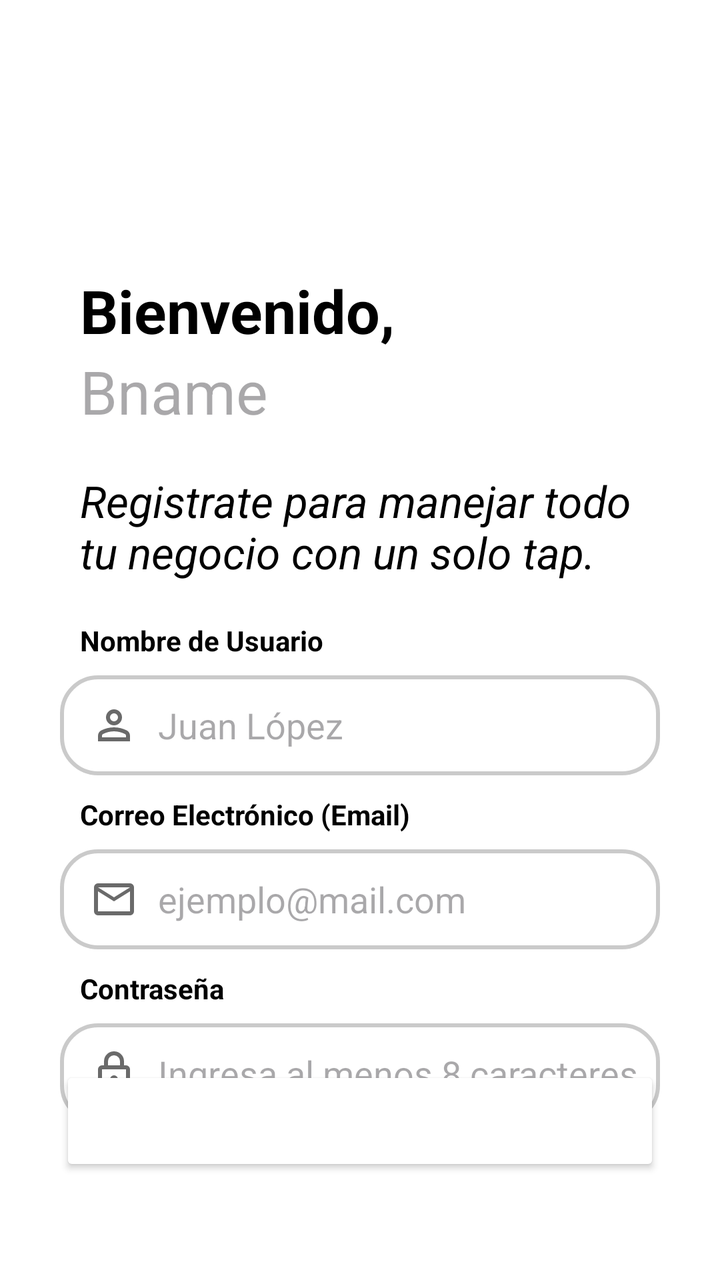
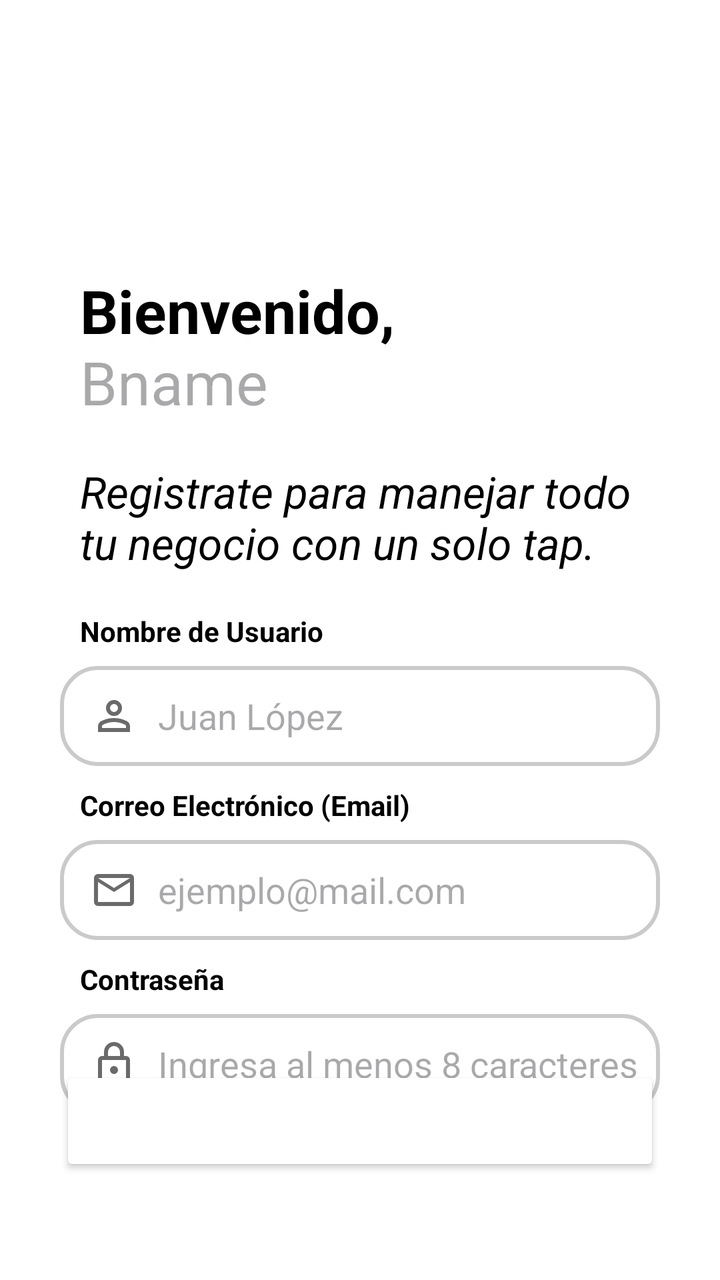

Screens rendered from an Android XML layout before and after an edit, with the pre-edit source and the edit as a unified diff.
<!-- AndroidManifest.xml: application theme Theme.Contalana_Prototipe -->
<!-- res/layout/activity_signin.xml -->
<?xml version="1.0" encoding="utf-8"?>
<androidx.constraintlayout.widget.ConstraintLayout xmlns:android="http://schemas.android.com/apk/res/android"
    xmlns:app="http://schemas.android.com/apk/res-auto"
    xmlns:tools="http://schemas.android.com/tools"
    android:id="@+id/main"
    android:layout_width="match_parent"
    android:layout_height="match_parent"
    android:background="@color/backgroundColor"
    tools:context=".a.ui.SigninActivity">

    <ScrollView
        android:layout_width="0dp"
        android:layout_height="0dp"
        android:fillViewport="true"
        app:layout_constraintTop_toTopOf="parent"
        app:layout_constraintStart_toStartOf="parent"
        app:layout_constraintEnd_toEndOf="parent"
        app:layout_constraintBottom_toBottomOf="parent">

        <androidx.constraintlayout.widget.ConstraintLayout
            android:layout_width="match_parent"
            android:layout_height="wrap_content"
            android:paddingBottom="32dp">

            <ImageView
                android:id="@+id/ivLogo"
                android:layout_width="match_parent"
                android:layout_height="65dp"
                android:src="@drawable/logo_nombre"
                android:layout_marginTop="40dp"
                app:layout_constraintStart_toStartOf="parent"
                app:layout_constraintTop_toTopOf="parent"
                tools:ignore="ContentDescription" />

            <TextView
                android:id="@+id/tvSigninTitle"
                android:layout_width="wrap_content"
                android:layout_height="wrap_content"
                android:layout_marginStart="40dp"
                android:layout_marginTop="30dp"
                android:text="@string/signin.title"
                android:textColor="@color/textColor"
                android:textSize="30sp"
                android:textStyle="bold"
                app:layout_constraintStart_toStartOf="parent"
                app:layout_constraintTop_toBottomOf="@id/ivLogo" />

            <TextView
                android:id="@+id/tvBname"
                android:layout_width="wrap_content"
                android:layout_height="wrap_content"
                android:layout_marginStart="40dp"
                android:hint="Bname"
                android:textColor="@color/textColor"
                android:textSize="30sp"
                android:textStyle="normal"
                app:layout_constraintStart_toStartOf="parent"
                app:layout_constraintTop_toBottomOf="@id/tvSigninTitle" />

            <TextView
                android:id="@+id/tvSigninSubtitle"
                android:layout_width="0dp"
                android:layout_height="wrap_content"
                android:layout_marginStart="40dp"
                android:layout_marginTop="20dp"
                android:layout_marginEnd="40dp"
                android:text="@string/signin.subtitle"
                android:textColor="@color/textColor"
                android:textSize="22sp"
                android:textStyle="italic"
                app:layout_constraintEnd_toEndOf="parent"
                app:layout_constraintStart_toStartOf="parent"
                app:layout_constraintTop_toBottomOf="@id/tvBname" />

            <TextView
                android:id="@+id/tvUsername"
                android:layout_width="wrap_content"
                android:layout_height="wrap_content"
                android:layout_marginStart="40dp"
                android:layout_marginTop="20dp"
                android:text="@string/signin.username.label"
                android:textColor="@color/textColor"
                android:textStyle="bold"
                app:layout_constraintTop_toBottomOf="@id/tvSigninSubtitle"
                app:layout_constraintStart_toStartOf="parent"/>

            <EditText
                android:id="@+id/etUsername"
                android:layout_width="0dp"
                android:layout_height="50dp"
                android:layout_marginTop="8dp"
                android:layout_marginStart="30dp"
                android:layout_marginEnd="30dp"
                app:layout_constraintEnd_toEndOf="parent"
                app:layout_constraintStart_toStartOf="parent"
                app:layout_constraintTop_toBottomOf="@id/tvUsername"
                android:textColor="@color/grey"
                android:background="@xml/rounded_et_style"
                android:drawableStart="@drawable/ic_person"
                android:drawablePadding="10dp"
                android:hint="@string/signin.username.hint"
                android:paddingStart="15dp"
                android:singleLine="true"
                />

            <TextView
                android:id="@+id/tvMail"
                android:layout_width="wrap_content"
                android:layout_height="wrap_content"
                android:layout_marginStart="40dp"
                android:layout_marginTop="10dp"
                android:text="@string/signin.mail.label"
                android:textColor="@color/textColor"
                android:textStyle="bold"
                app:layout_constraintStart_toStartOf="parent"
                app:layout_constraintTop_toBottomOf="@+id/etUsername"
                />

            <EditText
                android:id="@+id/etMail"
                android:layout_width="0dp"
                android:layout_height="50dp"
                android:layout_marginTop="8dp"
                android:layout_marginStart="30dp"
                android:layout_marginEnd="30dp"
                android:background="@xml/rounded_et_style"
                android:drawableStart="@drawable/ic_mail"
                android:drawablePadding="10dp"
                android:hint="@string/signin.mail.hint"
                android:paddingStart="15dp"
                android:singleLine="true"
                app:layout_constraintEnd_toEndOf="parent"
                app:layout_constraintStart_toStartOf="parent"
                app:layout_constraintTop_toBottomOf="@id/tvMail"
                tools:ignore="RtlSymmetry"
                android:inputType="textEmailAddress"/>

            <TextView
                android:id="@+id/tvPassword"
                android:layout_width="wrap_content"
                android:layout_height="wrap_content"
                android:layout_marginStart="40dp"
                android:layout_marginTop="10dp"
                android:text="@string/signin.password.label"
                android:textColor="@color/textColor"
                android:textStyle="bold"
                app:layout_constraintStart_toStartOf="parent"
                app:layout_constraintTop_toBottomOf="@+id/etMail"
                />

            <EditText
                android:id="@+id/etPassword"
                android:layout_width="0dp"
                android:layout_height="50dp"
                android:layout_marginTop="8dp"
                android:layout_marginStart="30dp"
                android:layout_marginEnd="30dp"
                android:background="@xml/rounded_et_style"
                android:drawableStart="@drawable/ic_lock"
                android:drawablePadding="10dp"
                android:hint="@string/signin.password.hint"
                android:inputType="textPassword"
                android:paddingStart="15dp"
                android:singleLine="true"
                app:layout_constraintEnd_toEndOf="parent"
                app:layout_constraintStart_toStartOf="parent"
                app:layout_constraintTop_toBottomOf="@id/tvPassword"
                tools:ignore="RtlSymmetry"/>

            <Button
                android:id="@+id/signinButton"
                android:layout_width="match_parent"
                android:layout_height="55dp"
                android:layout_marginStart="30dp"
                android:layout_marginEnd="30dp"
                android:layout_marginBottom="20dp"
                android:text="@string/signIn.button"
                android:textSize="18sp"
                app:cornerRadius="18dp"
                app:layout_constraintBottom_toBottomOf="parent"
                app:layout_constraintStart_toStartOf="parent"
                android:backgroundTint="@color/button_background_selector"
                android:textColor="@android:color/white"/>


            <ProgressBar
                android:id="@+id/progressBar"
                style="?android:attr/progressBarStyle"
                android:layout_width="70dp"
                android:layout_height="72dp"
                android:visibility="invisible"
                app:layout_constraintBottom_toBottomOf="parent"
                app:layout_constraintEnd_toEndOf="parent"
                app:layout_constraintStart_toStartOf="parent"
                app:layout_constraintTop_toTopOf="parent" />

        </androidx.constraintlayout.widget.ConstraintLayout>

    </ScrollView>

</androidx.constraintlayout.widget.ConstraintLayout>
<!-- resources referenced by this layout -->
<resources>
  <color name="backgroundColor">#FFFFFF</color>
  <color name="grey">#6A6A6A</color>
  <color name="textColor">#FF000000</color>
  <!-- drawable ic_lock (drawable) -->
  <vector xmlns:android="http://schemas.android.com/apk/res/android" android:height="24dp" android:tint="#6A6A6A" android:viewportHeight="960" android:viewportWidth="960" android:width="24dp">
        
      <path android:fillColor="@android:color/white" android:pathData="M240,880Q207,880 183.5,856.5Q160,833 160,800L160,400Q160,367 183.5,343.5Q207,320 240,320L280,320L280,240Q280,157 338.5,98.5Q397,40 480,40Q563,40 621.5,98.5Q680,157 680,240L680,320L720,320Q753,320 776.5,343.5Q800,367 800,400L800,800Q800,833 776.5,856.5Q753,880 720,880L240,880ZM240,800L720,800Q720,800 720,800Q720,800 720,800L720,400Q720,400 720,400Q720,400 720,400L240,400Q240,400 240,400Q240,400 240,400L240,800Q240,800 240,800Q240,800 240,800ZM480,680Q513,680 536.5,656.5Q560,633 560,600Q560,567 536.5,543.5Q513,520 480,520Q447,520 423.5,543.5Q400,567 400,600Q400,633 423.5,656.5Q447,680 480,680ZM360,320L600,320L600,240Q600,190 565,155Q530,120 480,120Q430,120 395,155Q360,190 360,240L360,320ZM240,800Q240,800 240,800Q240,800 240,800L240,400Q240,400 240,400Q240,400 240,400L240,400Q240,400 240,400Q240,400 240,400L240,800Q240,800 240,800Q240,800 240,800Z"/>
      
  </vector>
  <!-- drawable ic_mail (drawable) -->
  <vector xmlns:android="http://schemas.android.com/apk/res/android" android:height="24dp" android:tint="#6A6A6A" android:viewportHeight="960" android:viewportWidth="960" android:width="24dp">
        
      <path android:fillColor="@android:color/white" android:pathData="M160,800Q127,800 103.5,776.5Q80,753 80,720L80,240Q80,207 103.5,183.5Q127,160 160,160L800,160Q833,160 856.5,183.5Q880,207 880,240L880,720Q880,753 856.5,776.5Q833,800 800,800L160,800ZM480,520L160,320L160,720Q160,720 160,720Q160,720 160,720L800,720Q800,720 800,720Q800,720 800,720L800,320L480,520ZM480,440L800,240L160,240L480,440ZM160,320L160,240L160,240L160,320L160,720Q160,720 160,720Q160,720 160,720L160,720Q160,720 160,720Q160,720 160,720L160,320Z"/>
      
  </vector>
  <string name="signIn.button">Registrarse</string>
  <string name="signin.mail.hint">ejemplo@mail.com</string>
  <string name="signin.mail.label">Correo Electrónico (Email)</string>
  <string name="signin.password.hint">Ingresa al menos 8 caracteres</string>
  <string name="signin.password.label">Contraseña</string>
  <string name="signin.subtitle">Registrate para manejar todo tu negocio con un solo tap.</string>
  <string name="signin.title">Bienvenido,</string>
  <string name="signin.username.hint">Juan López</string>
  <string name="signin.username.label">Nombre de Usuario</string>
  <style name="Theme.Contalana_Prototipe" parent="Theme.Material3.DayNight.NoActionBar">
          
          <item name="colorPrimary">@color/cl_lightGreen</item>
      </style>
  <color name="cl_lightGreen">#8ED973</color>
</resources>

<!-- the commit's change to res/layout/activity_signin.xml (unified diff, before → after) -->
@@ -50,6 +50,7 @@
                 android:layout_width="wrap_content"
                 android:layout_height="wrap_content"
                 android:layout_marginStart="40dp"
+                android:layout_marginTop="-5dp"
                 android:hint="Bname"
                 android:textColor="@color/textColor"
                 android:textSize="30sp"
